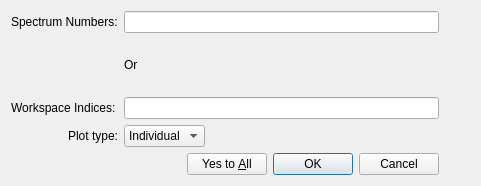
Old version of the form qt/python/mantidqt/dialogs/spectraselectordialog.ui in the repository mantidproject/mantid.
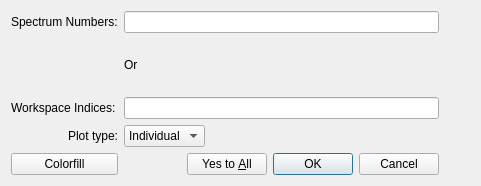
New version of the form.

Commit message: Add colorfill btn to spectra selector on dbl click

```diff
--- a/qt/python/mantidqt/dialogs/spectraselectordialog.ui
+++ b/qt/python/mantidqt/dialogs/spectraselectordialog.ui
@@ -156,6 +156,16 @@
      </property>
     </widget>
    </item>
+   <item row="5" column="0">
+    <widget class="QPushButton" name="colorfillButton">
+     <property name="text">
+      <string>Colorfill</string>
+     </property>
+     <property name="autoDefault">
+      <bool>false</bool>
+     </property>
+    </widget>
+   </item>
   </layout>
  </widget>
  <resources/>
```
The commit also changes 4 other files.
